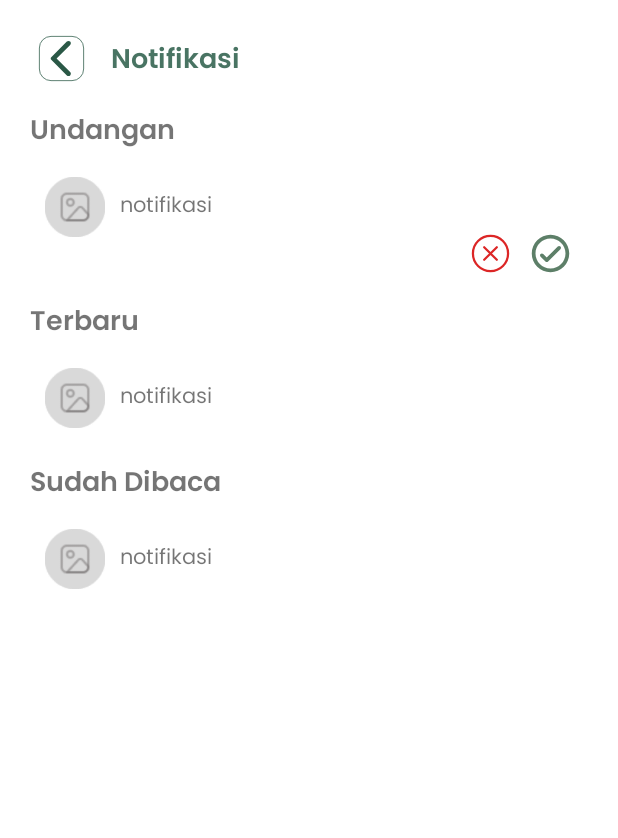
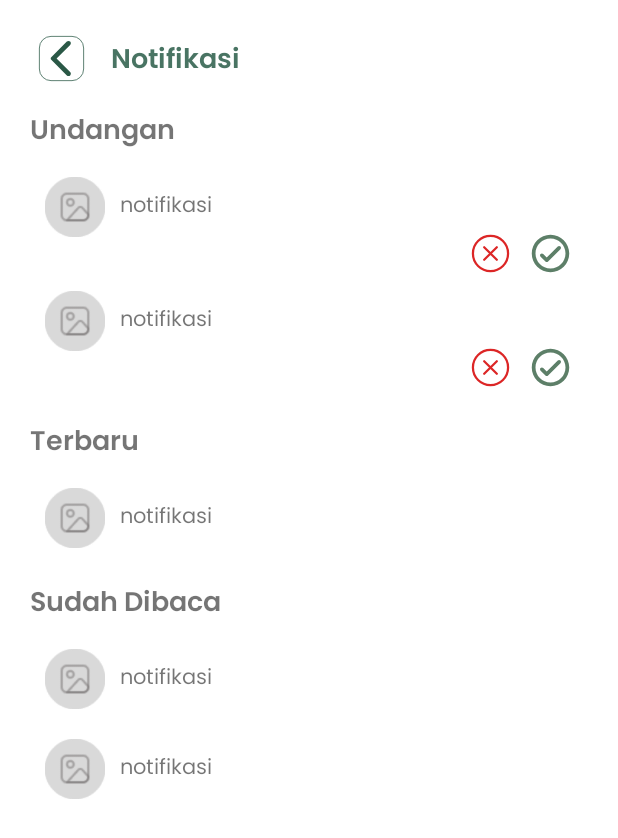
Before and after one commit to anggoroedo32/SAMAKAKI, an Android app: the layout fragment_notifications.xml on its own in the app's theme, with its tools: preview values and no code run, on a phone screen of 412 x 824 dp. Shown: the top 838 px of the screen. Run offline under Robolectric (Android 15) with nearby library versions, the phone set to English and light mode, and no system bars.

Commit message:
layouting for notification

```diff
--- a/app/src/main/res/layout/fragment_notifications.xml
+++ b/app/src/main/res/layout/fragment_notifications.xml
@@ -44,7 +44,7 @@
     <androidx.recyclerview.widget.RecyclerView
         android:id="@+id/rv_undangan"
         android:layout_width="match_parent"
-        android:layout_height="@dimen/dimen_80"
+        android:layout_height="@dimen/dimen_160"
         tools:listitem="@layout/cardview_invitation_notification"
         app:layout_constraintTop_toBottomOf="@+id/tv_undangan"
         android:layout_marginHorizontal="@dimen/dimen_20" />
@@ -83,7 +83,7 @@
 
     <androidx.recyclerview.widget.RecyclerView
         android:layout_width="match_parent"
-        android:layout_height="@dimen/dimen_60"
+        android:layout_height="@dimen/dimen_120"
         tools:listitem="@layout/cardview_general_notifications"
         app:layout_constraintTop_toBottomOf="@+id/tv_terbaca"
         android:layout_marginHorizontal="@dimen/dimen_20"/>
```
